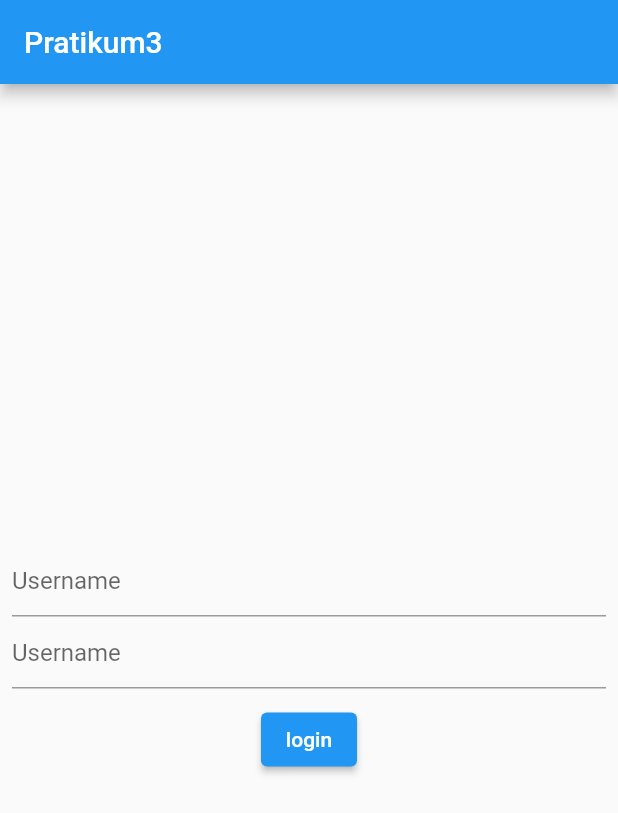
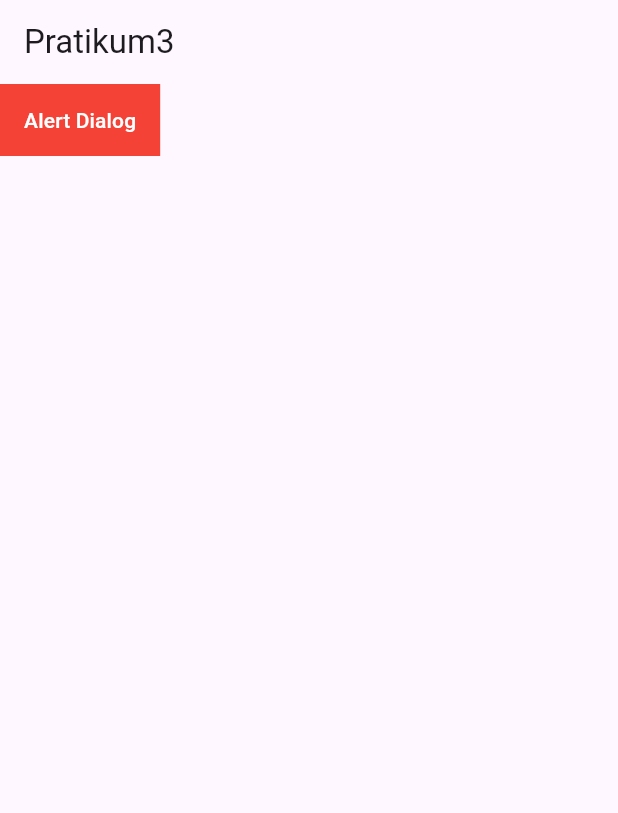
Before and after one commit to Dms110201/4312111033_DimasRizkyFeriyanto, a Flutter app: the screen it shows after launch, on a phone screen of 412 x 824 dp. Shown: the top 813 px of the screen. Run offline on Flutter 3.47's test engine with Material 2 defaults, Android fonts, the phone set to English and light mode, and no system bars; missing offline and left inert: giffy_dialog.

Commit message:
Alert Dialog

```diff
--- a/lib/main.dart
+++ b/lib/main.dart
@@ -1,4 +1,5 @@
 import 'package:flutter/material.dart';
+import 'package:giffy_dialog/giffy_dialog.dart';
 
 void main() {
   runApp(const MyApp());
@@ -9,42 +10,69 @@ class MyApp extends StatelessWidget {
 
   @override
   Widget build(BuildContext context) {
-    return const MaterialApp(
+    return MaterialApp(
       debugShowCheckedModeBanner: false,
-      title: 'Pratikum3',
-      home: MyHomePage(),
+      title: 'Flutter Demo',
+      theme: ThemeData(
+        colorScheme: ColorScheme.fromSeed(seedColor: Colors.deepPurple),
+        useMaterial3: true,
+      ),
+      home: const Praktikum3(),
     );
   }
 }
 
-class MyHomePage extends StatelessWidget {
-  const MyHomePage({super.key});
+class Praktikum3 extends StatelessWidget {
+  const Praktikum3 ({super.key});
 
   @override
   Widget build(BuildContext context) {
-    return Scaffold(
-      appBar: AppBar(
-        title: const Text('Pratikum3'),
+    return Scaffold (
+      appBar: AppBar(title: const Text('Pratikum3') ),
+      body: Container(
+        color: Colors.red,
+        child: MaterialButton(
+          textColor: Colors.white,
+          onPressed: () {
+            showDialog(
+                context: context,
+                builder: (_) {
+                  return GiffyDialog.image(
+                      Image.asset(
+                        'assets/images/gambarbergerak.gif',
+                        height: 200,
+                        fit: BoxFit.cover,
+                      ),
+                      title: const Text(
+                        'Men Wearing Jakets',
+                        style: TextStyle(
+                            fontSize: 20.0, fontWeight: FontWeight.w100),
+                      ),
+                      content: const Text(
+                        'This is a men wearning jakets',
+                        textAlign: TextAlign.center,
+                      ),
+                      actions: [
+                        TextButton(
+                          onPressed: () => Navigator.pop(context, 'CANCEL'),
+                          child: const Text(
+                            'CANCEL',
+                            textAlign: TextAlign.center,
+                          ),
+                        ),
+                        TextButton(
+                          onPressed: () => Navigator.pop(context, 'OK'),
+                          child: const Text(
+                            'OK',
+                            textAlign: TextAlign.center,
+                          ),
+                        ),
+                      ]);
+                });
+          },
+          child: const Text("Alert Dialog"),
+        ),
       ),
-      body: Padding(
-        padding: const EdgeInsets.all(8.0),
-        child: Form(
-         child: Column(
-          mainAxisAlignment: MainAxisAlignment.center,
-          children: <Widget>[
-            TextFormField(
-              decoration: const InputDecoration(hintText: "Username"),
-            ),TextFormField(
-              obscureText:  true,
-              decoration: const InputDecoration(hintText: "Username"),
-            ),
-            const SizedBox(height: 10,),
-            ElevatedButton(child: const Text("login"),
-            onPressed: () {}
-            )
-          ],
-        )),
-      ),
-      );
+    );
   }
 }
--- a/pubspec.yaml
+++ b/pubspec.yaml
@@ -35,6 +35,7 @@ dependencies:
   # The following adds the Cupertino Icons font to your application.
   # Use with the CupertinoIcons class for iOS style icons.
   cupertino_icons: ^1.0.2
+  giffy_dialog: ^2.0.0+2
 
 dev_dependencies:
   flutter_test:
@@ -59,6 +60,8 @@ flutter:
   uses-material-design: true
 
   # To add assets to your application, add an assets section, like this:
+  assets:
+      - assets/images/
   # assets:
   #   - images/a_dot_burr.jpeg
   #   - images/a_dot_ham.jpeg
```
Also changed, not shown: assets/images/gambarbergerak.gif (added), pubspec.lock, 3 other files.
